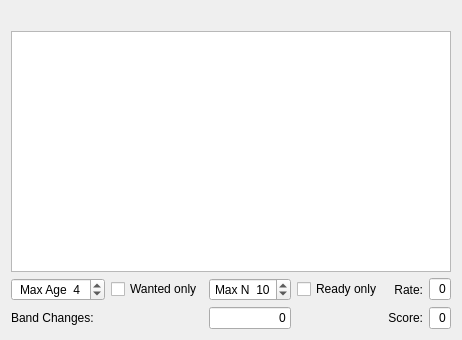
The window that widgets/activeStations.ui (uaro-radio/wsjtx) describes before a commit, drawn with Qt 5.
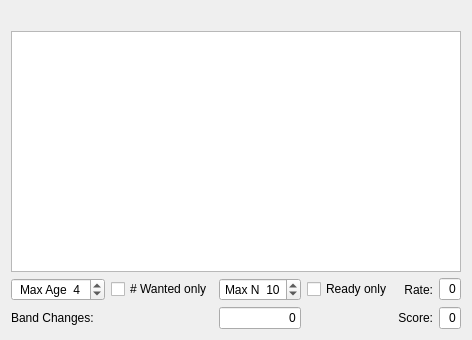
The same window after the commit.

The edit to the form file:
```diff
--- a/widgets/activeStations.ui
+++ b/widgets/activeStations.ui
@@ -82,7 +82,7 @@
           <bool>false</bool>
          </property>
          <property name="text">
-          <string>Wanted only</string>
+          <string># Wanted only</string>
          </property>
         </widget>
        </item>
```
